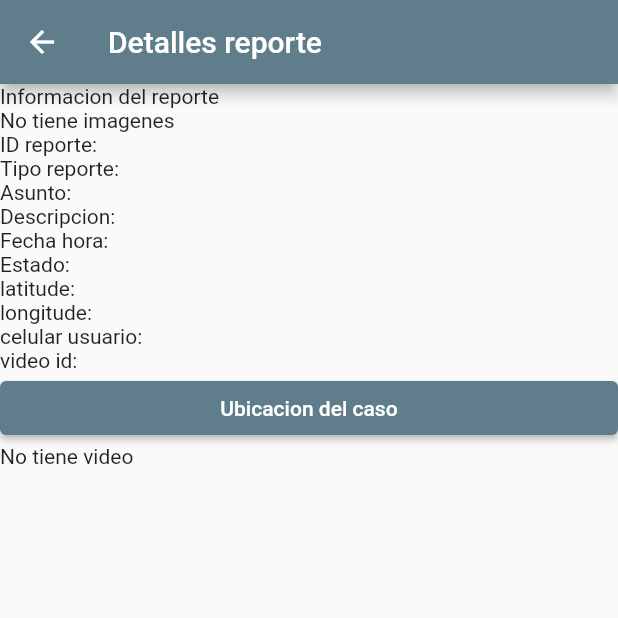
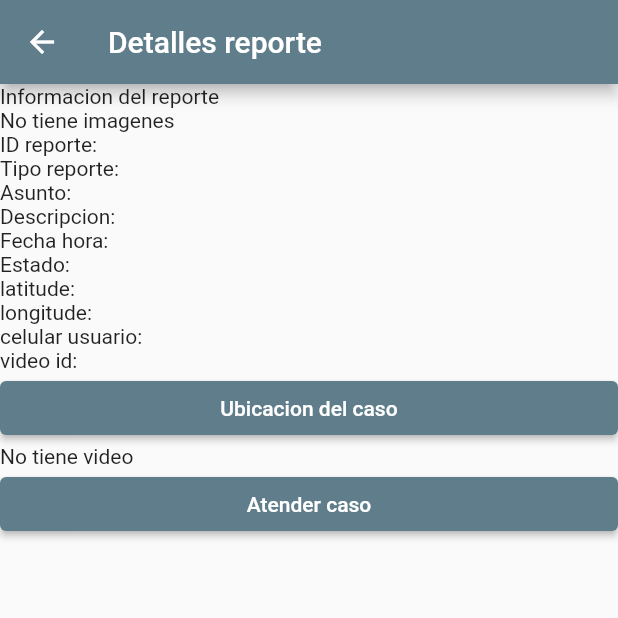
Before and after one commit to GabrielGomez9898/Tesis-2022-10, a Flutter app: the ReportDetail screen opened directly with empty values, on a phone screen of 412 x 824 dp, the top half of it. Run offline on Flutter 3.47's test engine with Material 2 defaults, Android fonts, the phone set to English and light mode, and no system bars; our stand-ins replace bloc, cloud_firestore, contacts_service, equatable, firebase_auth, firebase_core and 8 more; missing offline and left inert: flutter_sms; accounts and stored records are empty; network calls fail.

Commit message:
Asign report to police event in progress

```diff
--- a/App/vision_civil/lib/src/blocs/reports_bloc/reports_bloc.dart
+++ b/App/vision_civil/lib/src/blocs/reports_bloc/reports_bloc.dart
@@ -100,6 +100,10 @@ class ReportBloc extends Bloc<ReportblocEvent, ReportblocState> {
             report: reportSave,
             imagesIDs: arrayIds,
             videoId: videoId));
+      }else if(event is AsignPoliceReport){
+        print("Evento: policia va a atender caso");
+        print("id police: "+event.idPolice);
+        print("id report: "+event.idReport);
       }
     });
   }
--- a/App/vision_civil/lib/src/blocs/reports_bloc/reports_event.dart
+++ b/App/vision_civil/lib/src/blocs/reports_bloc/reports_event.dart
@@ -52,3 +52,15 @@ class GetReportInfoEvent extends ReportblocEvent{
     this.idReport = idreport;
   }
 }
+
+// ignore: must_be_immutable
+class AsignPoliceReport extends ReportblocEvent{
+  String idPolice = "";
+  String idReport = "";
+
+  AsignPoliceReport(String idPolice, String idReport){
+    this.idPolice = idPolice;
+    this.idReport = idReport;
+  }
+
+}
--- a/App/vision_civil/lib/src/repository/crimeReportRepository/crimeReportsRepository.dart
+++ b/App/vision_civil/lib/src/repository/crimeReportRepository/crimeReportsRepository.dart
@@ -85,6 +85,8 @@ class ReportDB {
     return docs;
   }
 
+
+
 }
 
 ReportDB reportdb = ReportDB();
--- a/App/vision_civil/lib/src/ui/map.dart
+++ b/App/vision_civil/lib/src/ui/map.dart
@@ -36,7 +36,7 @@ class MapState extends State<Map> {
   Widget build(BuildContext context) {
     return Scaffold(
         appBar: AppBar(
-          title: Text('Maps in Flutter'),
+          title: Text('Ubicación del caso'),
           centerTitle: true,
         ),
         body: Stack(
--- a/App/vision_civil/lib/src/ui/report_detail.dart
+++ b/App/vision_civil/lib/src/ui/report_detail.dart
@@ -1,37 +1,27 @@
 import 'package:flutter/material.dart';
 import 'package:flutter_bloc/flutter_bloc.dart';
-import 'package:video_player/video_player.dart';
 import 'package:vision_civil/src/blocs/reports_bloc/reports_bloc.dart';
 import 'package:vision_civil/src/ui/map.dart';
 import 'package:vision_civil/src/ui/report_video.dart';
 import 'package:vision_civil/storage_service.dart';
 
 class ReportDetail extends StatefulWidget {
-  const ReportDetail({Key? key, required this.idReport}) : super(key: key);
+  const ReportDetail({Key? key, required this.idReport, required this.idPolice}) : super(key: key);
 
+  final String idPolice;
   final String idReport;
   @override
-  State<ReportDetail> createState() => _ReportDetailState(idReport);
+  State<ReportDetail> createState() => _ReportDetailState(idReport,idPolice);
 }
 
 class _ReportDetailState extends State<ReportDetail> {
-  VideoPlayerController? _controller;
   String idReport = "";
-  _ReportDetailState(String idReport) {
+  String idPolice = "";
+  _ReportDetailState(String idReport,String idPolice) {
     this.idReport = idReport;
+    this.idPolice = idPolice;
   }
 
-  @override
-  void initState() {
-    super.initState();
-
-    _controller = VideoPlayerController.network(
-        'https://flutter.github.io/assets-for-api-docs/assets/videos/bee.mp4')
-      ..initialize().then((_) {
-        // Ensure the first frame is shown after the video is initialized, even before the play button has been pressed.
-        setState(() {});
-      });
-  }
 
   @override
   Widget build(BuildContext context) {
@@ -127,23 +117,13 @@ class _ReportDetailState extends State<ReportDetail> {
                       } else {
                         return Text("No tiene video");
                       }
-                    })
+                    }),
+                    ElevatedButton(onPressed: (){
+                      BlocProvider.of<ReportBloc>(context).add(AsignPoliceReport(this.idPolice, this.idReport));
+                    }, child: Text("Atender caso"))
               ],
             );
           },
         ));
   }
-
-  @override
-  void dispose() {
-    super.dispose();
-    _controller?.dispose();
-  }
-
-  VideoPlayerController upDateVideoUrl(String videoPath) {
-    VideoPlayerController controller = VideoPlayerController.network(videoPath)
-      ..initialize().then((_) {});
-
-    return controller;
-  }
 }
```
Also changed, not shown: App/vision_civil/lib/src/ui/home.dart (+8 -6 lines).
